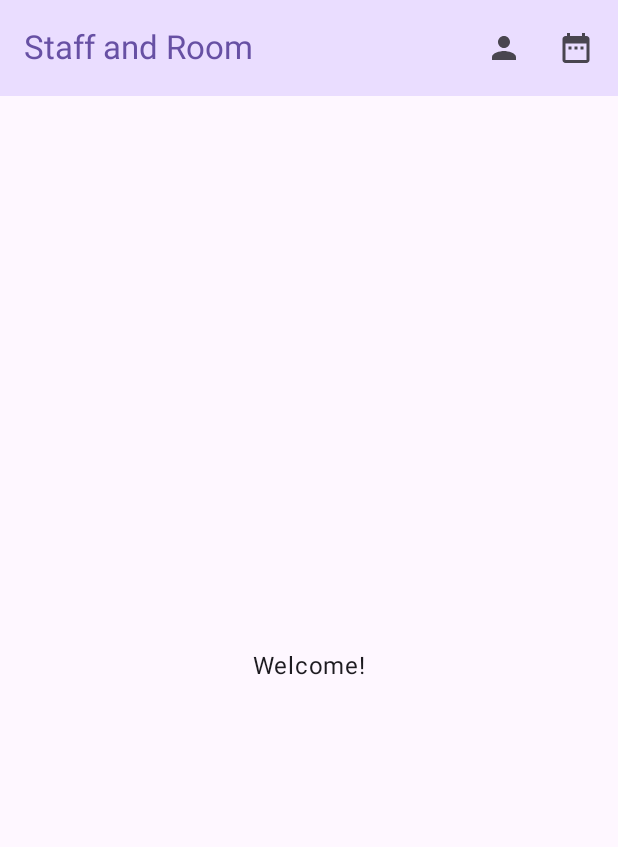
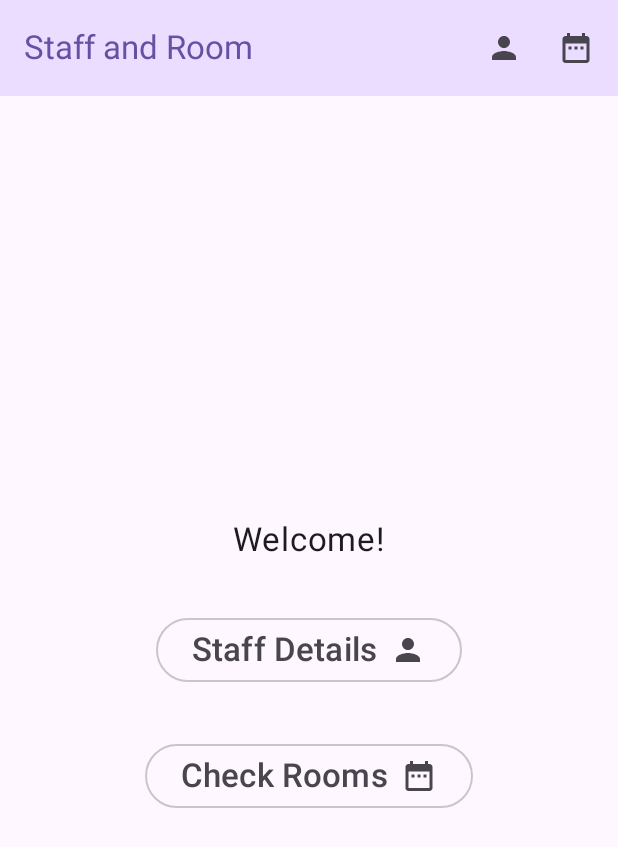
Before and after one commit to adrianlkc112/vm-staff, an Android app built with Jetpack Compose: the composable HomeScreen shown on its own in the app's theme, on a phone screen of 412 x 824 dp. Shown: the top 847 px of the screen. Run offline under Robolectric (Android 15) with nearby library versions, the phone set to English and light mode, and no system bars; our stand-ins replace Dagger/Hilt's generated code; libraries missing offline, so code that uses them is left out: com.ramcosta.composedestinations; 4 statements that could not run were skipped.

Commit message:
feat(home): Add people & room buttons to greetings

```diff
--- a/app/src/main/kotlin/com/virginmoney/staff/home/HomeScreen.kt
+++ b/app/src/main/kotlin/com/virginmoney/staff/home/HomeScreen.kt
@@ -1,16 +1,27 @@
 package com.virginmoney.staff.home
 
-import androidx.compose.foundation.layout.Box
+import androidx.compose.foundation.layout.Arrangement
+import androidx.compose.foundation.layout.Column
+import androidx.compose.foundation.layout.Spacer
 import androidx.compose.foundation.layout.fillMaxSize
 import androidx.compose.foundation.layout.padding
+import androidx.compose.foundation.layout.width
+import androidx.compose.material.icons.Icons
+import androidx.compose.material.icons.filled.DateRange
+import androidx.compose.material.icons.filled.Person
+import androidx.compose.material3.Icon
+import androidx.compose.material3.MaterialTheme
+import androidx.compose.material3.OutlinedButton
 import androidx.compose.material3.Scaffold
 import androidx.compose.material3.Text
 import androidx.compose.runtime.Composable
 import androidx.compose.ui.Alignment
 import androidx.compose.ui.Modifier
+import androidx.compose.ui.graphics.vector.ImageVector
 import androidx.compose.ui.res.stringResource
 import androidx.compose.ui.tooling.preview.PreviewLightDark
 import androidx.compose.ui.tooling.preview.PreviewScreenSizes
+import androidx.compose.ui.unit.dp
 import androidx.hilt.navigation.compose.hiltViewModel
 import com.ramcosta.composedestinations.annotation.Destination
 import com.ramcosta.composedestinations.navigation.DestinationsNavigator
@@ -52,18 +63,63 @@ private fun HomeScreen(
         },
     ) { innerPadding ->
         Greeting(
+            onPeopleClick = onPeopleClick,
+            onRoomClick = onRoomClick,
             modifier = Modifier.padding(innerPadding),
         )
     }
 }
 
 @Composable
-private fun Greeting(modifier: Modifier = Modifier) {
-    Box(
+private fun Greeting(
+    onPeopleClick: () -> Unit,
+    onRoomClick: () -> Unit,
+    modifier: Modifier = Modifier,
+) {
+    Column(
         modifier = modifier.fillMaxSize(),
-        contentAlignment = Alignment.Center,
+        verticalArrangement =
+            Arrangement.spacedBy(
+                36.dp,
+                Alignment.CenterVertically,
+            ),
+        horizontalAlignment = Alignment.CenterHorizontally,
     ) {
-        Text("Welcome!")
+        Text(
+            text = "Welcome!",
+            fontSize = MaterialTheme.typography.titleLarge.fontSize,
+        )
+        GreetingOutlinedButton(
+            text = stringResource(R.string.staff_details),
+            iconImageVector = Icons.Filled.Person,
+            onButtonClick = onPeopleClick,
+        )
+        GreetingOutlinedButton(
+            text = stringResource(R.string.check_rooms),
+            iconImageVector = Icons.Filled.DateRange,
+            onButtonClick = onRoomClick,
+        )
+    }
+}
+
+@Composable
+private fun GreetingOutlinedButton(
+    text: String,
+    iconImageVector: ImageVector,
+    onButtonClick: () -> Unit,
+) {
+    OutlinedButton(
+        onClick = onButtonClick,
+    ) {
+        Text(
+            text = text,
+            fontSize = MaterialTheme.typography.titleLarge.fontSize,
+        )
+        Spacer(Modifier.width(8.dp))
+        Icon(
+            imageVector = iconImageVector,
+            contentDescription = null,
+        )
     }
 }
 
--- a/app/src/main/res/values/strings.xml
+++ b/app/src/main/res/values/strings.xml
@@ -2,5 +2,5 @@
     <string name="app_name">Staff and Room</string>
 
     <string name="staff_details">Staff Details</string>
-    <string name="check_room">Check Room</string>
+    <string name="check_rooms">Check Rooms</string>
 </resources>
--- a/ui/components/src/main/kotlin/com/virginmoney/ui/components/VmTopAppBar.kt
+++ b/ui/components/src/main/kotlin/com/virginmoney/ui/components/VmTopAppBar.kt
@@ -51,7 +51,7 @@ fun VmTopAppBar(
                 IconButton(onClick = onRoomClick) {
                     Icon(
                         imageVector = Icons.Filled.DateRange,
-                        contentDescription = stringResource(R.string.check_room),
+                        contentDescription = stringResource(R.string.check_rooms),
                     )
                 }
             }
--- a/ui/components/src/main/res/values/strings.xml
+++ b/ui/components/src/main/res/values/strings.xml
@@ -1,7 +1,7 @@
 <?xml version="1.0" encoding="utf-8"?>
 <resources>
     <string name="back">Back</string>
-    <string name="check_room">Check Room</string>
+    <string name="check_rooms">Check Rooms</string>
     <string name="staff_details">Staff Details</string>
 
     <string name="try_again_title">Sorry</string>
```
